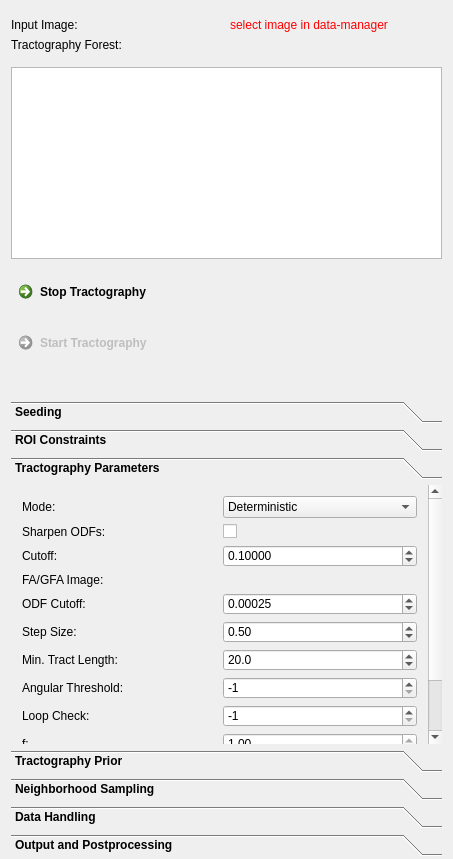
Qt form Plugins/org.mitk.gui.qt.diffusionimaging.tractography/src/internal/QmitkStreamlineTrackingViewControls.ui (MITK/MITK) before a commit.
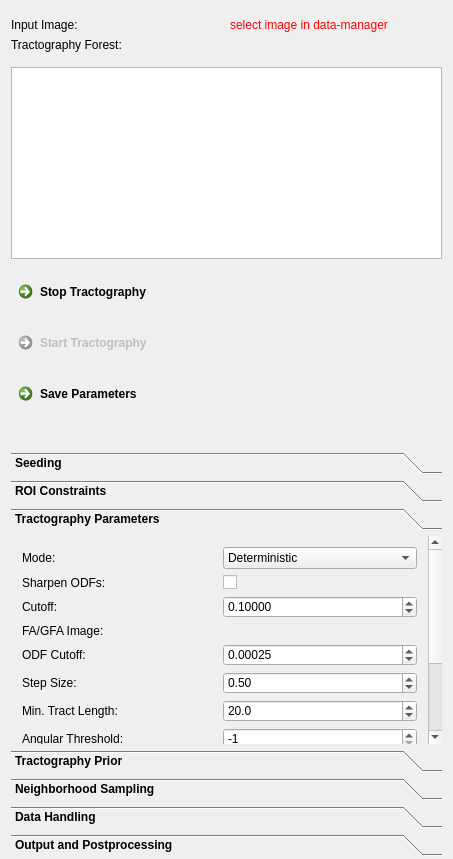
The same form after that commit. The open tabs and pages were chosen to show the change. Custom widgets are drawn as their Qt base class.

What changed in the file:
```diff
--- a/Plugins/org.mitk.gui.qt.diffusionimaging.tractography/src/internal/QmitkStreamlineTrackingViewControls.ui
+++ b/Plugins/org.mitk.gui.qt.diffusionimaging.tractography/src/internal/QmitkStreamlineTrackingViewControls.ui
@@ -171,6 +171,19 @@
         </property>
        </widget>
       </item>
+      <item row="4" column="0">
+       <widget class="QCommandLinkButton" name="m_SaveParametersButton">
+        <property name="enabled">
+         <bool>true</bool>
+        </property>
+        <property name="toolTip">
+         <string>Stop tractography and return all fibers reconstructed until now.</string>
+        </property>
+        <property name="text">
+         <string>Save Parameters</string>
+        </property>
+       </widget>
+      </item>
      </layout>
     </widget>
    </item>
@@ -645,7 +658,7 @@
       <property name="geometry">
        <rect>
         <x>0</x>
-        <y>-132</y>
+        <y>0</y>
         <width>421</width>
         <height>366</height>
        </rect>
```
